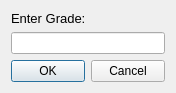
Before: the Qt Designer form Form Files/gradeDialog.ui in alixabahena/SIMS, drawn with Qt 5.
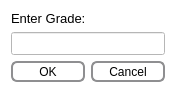
After: the same form once the commit is applied. Icons and pictures are not drawn.

Commit message: Changed the ui colors to grey.

Patch:
```diff
--- a/Form Files/gradeDialog.ui
+++ b/Form Files/gradeDialog.ui
@@ -34,6 +34,9 @@
   <property name="windowTitle">
    <string>Enter Grade</string>
   </property>
+  <property name="styleSheet">
+   <string notr="true">background-color: rgb(255, 255, 255);</string>
+  </property>
   <property name="sizeGripEnabled">
    <bool>false</bool>
   </property>
@@ -80,14 +83,94 @@
       <number>0</number>
      </property>
      <item>
-      <widget class="QPushButton" name="okButton">
+      <widget class="QToolButton" name="okButton">
+       <property name="sizePolicy">
+        <sizepolicy hsizetype="Expanding" vsizetype="Fixed">
+         <horstretch>0</horstretch>
+         <verstretch>0</verstretch>
+        </sizepolicy>
+       </property>
+       <property name="styleSheet">
+        <string notr="true">QToolButton { /* all types of tool button */
+    border: 2px solid #8f8f91;
+    border-radius: 6px;
+    background-color: qlineargradient(x1: 0, y1: 0, x2: 0, y2: 1,
+                                      stop: 0 #f6f7fa, stop: 1 #dadbde);
+}
+
+QToolButton[popupMode=&quot;1&quot;] { /* only for MenuButtonPopup */
+    padding-right: 20px; /* make way for the popup button */
+}
+
+QToolButton:pressed {
+    background-color: qlineargradient(x1: 0, y1: 0, x2: 0, y2: 1,
+                                      stop: 0 #dadbde, stop: 1 #f6f7fa);
+}
+
+/* the subcontrols below are used only in the MenuButtonPopup mode */
+QToolButton::menu-button {
+    border: 2px solid gray;
+    border-top-right-radius: 6px;
+    border-bottom-right-radius: 6px;
+    /* 16px width + 4px for border = 20px allocated above */
+    width: 16px;
+}
+
+QToolButton::menu-arrow {
+    image: url(downarrow.png);
+}
+
+QToolButton::menu-arrow:open {
+    top: 1px; left: 1px; /* shift it a bit */
+}</string>
+       </property>
        <property name="text">
         <string>OK</string>
        </property>
       </widget>
      </item>
      <item>
-      <widget class="QPushButton" name="cancelButton">
+      <widget class="QToolButton" name="cancelButton">
+       <property name="sizePolicy">
+        <sizepolicy hsizetype="Expanding" vsizetype="Fixed">
+         <horstretch>0</horstretch>
+         <verstretch>0</verstretch>
+        </sizepolicy>
+       </property>
+       <property name="styleSheet">
+        <string notr="true">QToolButton { /* all types of tool button */
+    border: 2px solid #8f8f91;
+    border-radius: 6px;
+    background-color: qlineargradient(x1: 0, y1: 0, x2: 0, y2: 1,
+                                      stop: 0 #f6f7fa, stop: 1 #dadbde);
+}
+
+QToolButton[popupMode=&quot;1&quot;] { /* only for MenuButtonPopup */
+    padding-right: 20px; /* make way for the popup button */
+}
+
+QToolButton:pressed {
+    background-color: qlineargradient(x1: 0, y1: 0, x2: 0, y2: 1,
+                                      stop: 0 #dadbde, stop: 1 #f6f7fa);
+}
+
+/* the subcontrols below are used only in the MenuButtonPopup mode */
+QToolButton::menu-button {
+    border: 2px solid gray;
+    border-top-right-radius: 6px;
+    border-bottom-right-radius: 6px;
+    /* 16px width + 4px for border = 20px allocated above */
+    width: 16px;
+}
+
+QToolButton::menu-arrow {
+    image: url(downarrow.png);
+}
+
+QToolButton::menu-arrow:open {
+    top: 1px; left: 1px; /* shift it a bit */
+}</string>
+       </property>
        <property name="text">
         <string>Cancel</string>
        </property>
```
Left out of the diff: 32 changed lines with no effect on the pictures. The commit also changes 9 other files.
